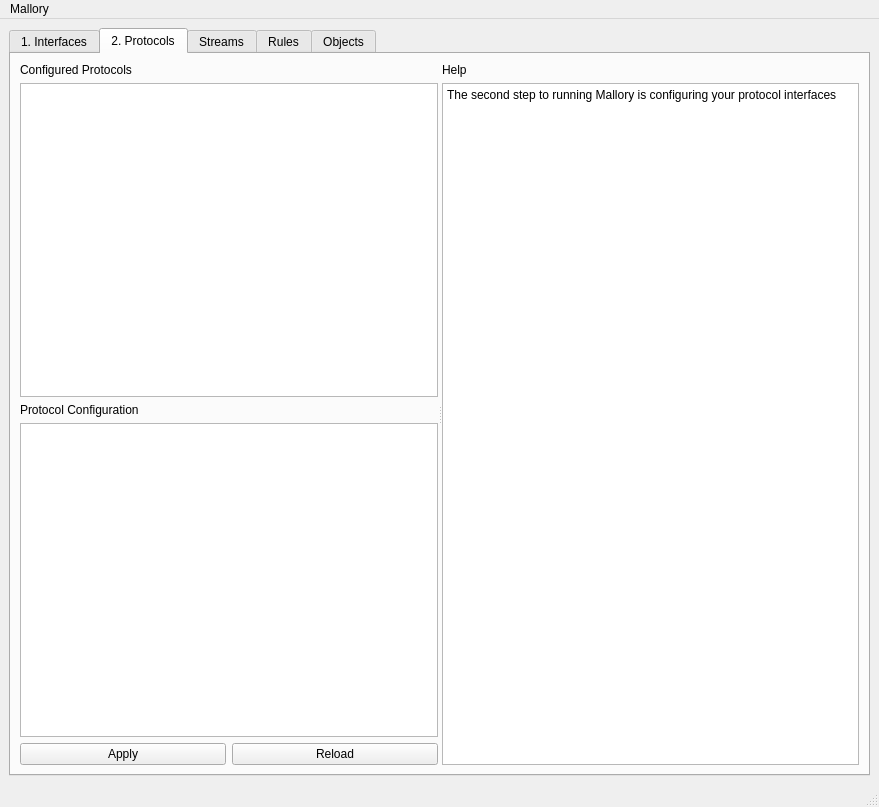
First picture: the form in src/gui/TCPEdit.ui, repository sskaje/mallory, before the edit.
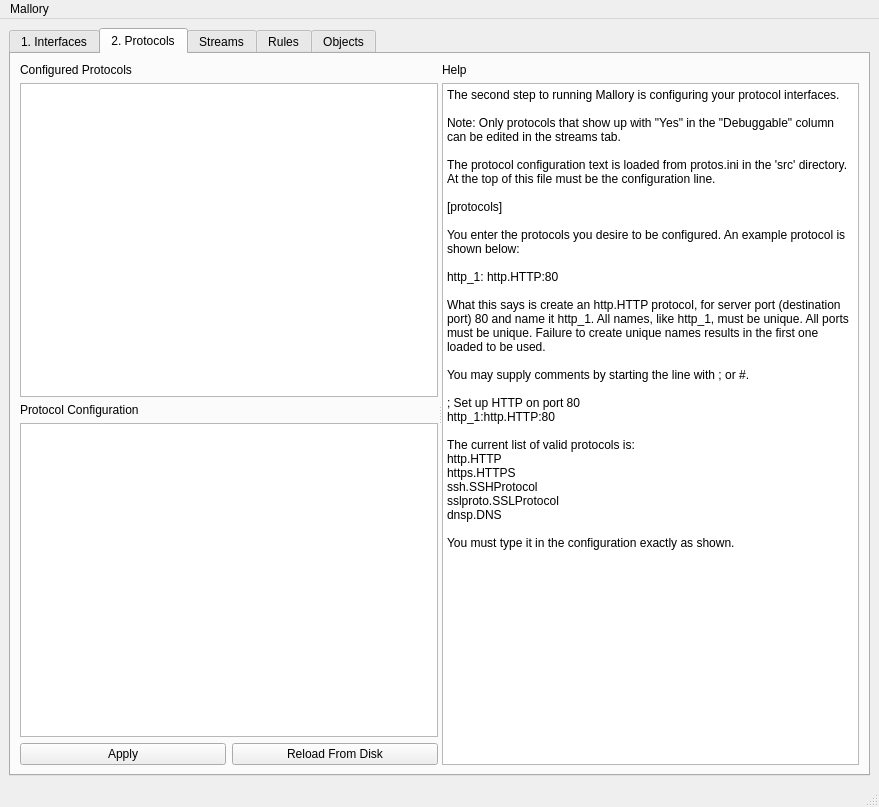
Second picture: the form after the edit.

Commit message: Big updates to the protocol editor. Made the table work and show current protocols.

What changed in the file:
```diff
--- a/src/gui/TCPEdit.ui
+++ b/src/gui/TCPEdit.ui
@@ -185,6 +185,9 @@
           </property>
           <widget class="QWidget" name="verticalLayoutWidget_3">
            <layout class="QVBoxLayout" name="verticalLayout_9" stretch="0,0,0,0,0">
+            <property name="sizeConstraint">
+             <enum>QLayout::SetMinimumSize</enum>
+            </property>
             <item>
              <widget class="QLabel" name="label_13">
               <property name="text">
@@ -230,7 +233,7 @@
               <item>
                <widget class="QPushButton" name="btnprotoreload">
                 <property name="text">
-                 <string>Reload</string>
+                 <string>Reload From Disk</string>
                 </property>
                </widget>
               </item>
@@ -253,7 +256,34 @@
                <bool>true</bool>
               </property>
               <property name="plainText">
-               <string>The second step to running Mallory is configuring your protocol interfaces</string>
+               <string>The second step to running Mallory is configuring your protocol interfaces.
+
+Note: Only protocols that show up with &quot;Yes&quot; in the &quot;Debuggable&quot; column can be edited in the streams tab. 
+
+The protocol configuration text is loaded from protos.ini in the 'src' directory.  At the top of this file must be the configuration line.
+
+[protocols]
+
+You enter the protocols you desire to be configured. An example protocol is shown below:
+
+http_1: http.HTTP:80
+
+What this says is create an http.HTTP protocol, for server port (destination port) 80 and name it http_1. All names, like http_1, must be unique. All ports must be unique. Failure to create unique names results in the first one loaded to be used. 
+
+You may supply comments by starting the line with ; or #. 
+
+; Set up HTTP on port 80
+http_1:http.HTTP:80
+
+The current list of valid protocols is:
+http.HTTP
+https.HTTPS
+ssh.SSHProtocol
+sslproto.SSLProtocol
+dnsp.DNS
+
+You must type it in the configuration exactly as shown.
+</string>
               </property>
              </widget>
             </item>
```
Left out of the diff: 8 changed lines with no effect on the pictures. The commit also changes 11 other files.
